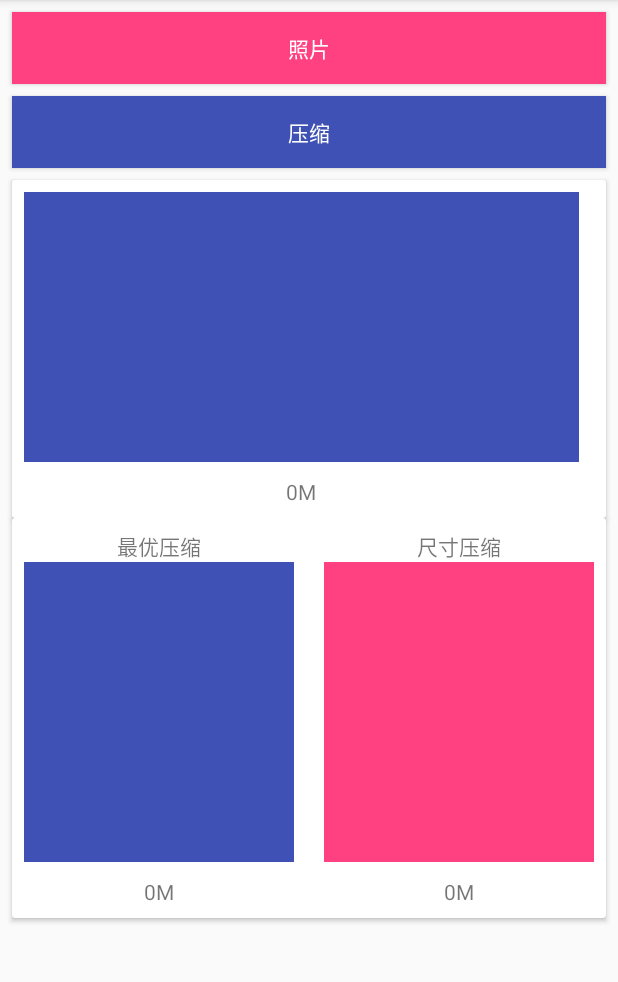
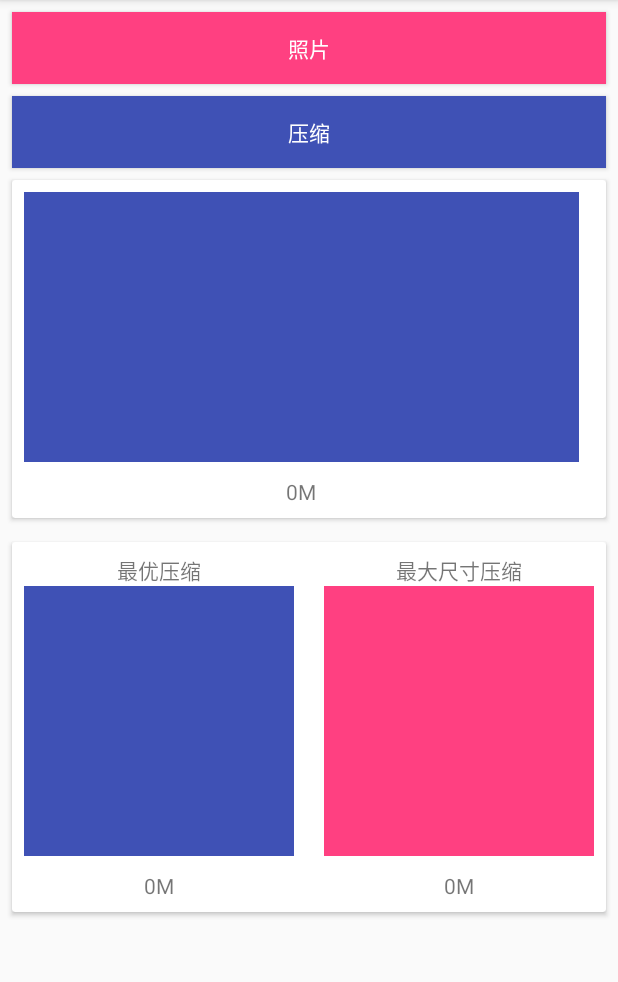
Before and after one commit to fylder/PhotoCompress, an Android app: the screen it shows after launch (MainActivity), on a phone screen of 412 x 824 dp, the part 84-1066 px from its top. Run offline under Robolectric (Android 15) with nearby library versions, the phone set to English and light mode, and no system bars; our stand-ins replace ButterKnife; libraries missing offline, so code that uses them is left out: com.tbruyelle.rxpermissions2, top.zibin.luban; pictures from the network do not load.

Commit message:
update describe

```diff
--- a/app/src/main/res/layout/activity_main.xml
+++ b/app/src/main/res/layout/activity_main.xml
@@ -94,6 +94,7 @@
         android:layout_height="wrap_content"
         android:layout_marginEnd="8dp"
         android:layout_marginStart="8dp"
+        android:layout_marginTop="16dp"
         app:layout_constraintEnd_toEndOf="parent"
         app:layout_constraintStart_toStartOf="parent"
         app:layout_constraintTop_toBottomOf="@+id/cardView">
@@ -122,7 +123,7 @@
                 <ImageView
                     android:id="@+id/main_image_luban"
                     android:layout_width="match_parent"
-                    android:layout_height="200dp"
+                    android:layout_height="180dp"
                     android:background="@color/colorPrimary"
                     android:scaleType="centerCrop" />
 
@@ -147,12 +148,12 @@
                     android:layout_width="wrap_content"
                     android:layout_height="wrap_content"
                     android:layout_gravity="center_horizontal"
-                    android:text="尺寸压缩" />
+                    android:text="最大尺寸压缩" />
 
                 <ImageView
                     android:id="@+id/main_image_new"
                     android:layout_width="match_parent"
-                    android:layout_height="200dp"
+                    android:layout_height="180dp"
                     android:background="@color/colorAccent"
                     android:scaleType="centerCrop" />
 
```
